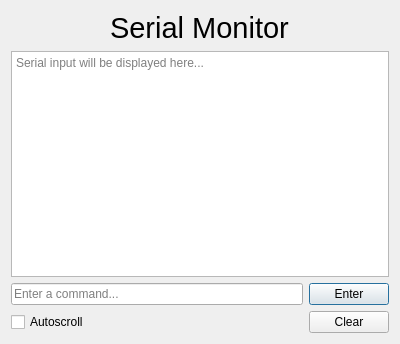
Qt form microstation/ui/serial_monitor.ui (TheCheese42/microstation) before a commit.
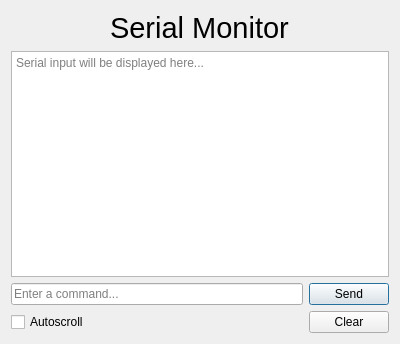
The same form after that commit. Icons and pictures are not drawn.

```diff
--- a/microstation/ui/serial_monitor.ui
+++ b/microstation/ui/serial_monitor.ui
@@ -58,7 +58,7 @@
         </sizepolicy>
        </property>
        <property name="text">
-        <string>Enter</string>
+        <string>Send</string>
        </property>
       </widget>
      </item>
```
Left out of the diff: 15 changed lines with no effect on the pictures.
